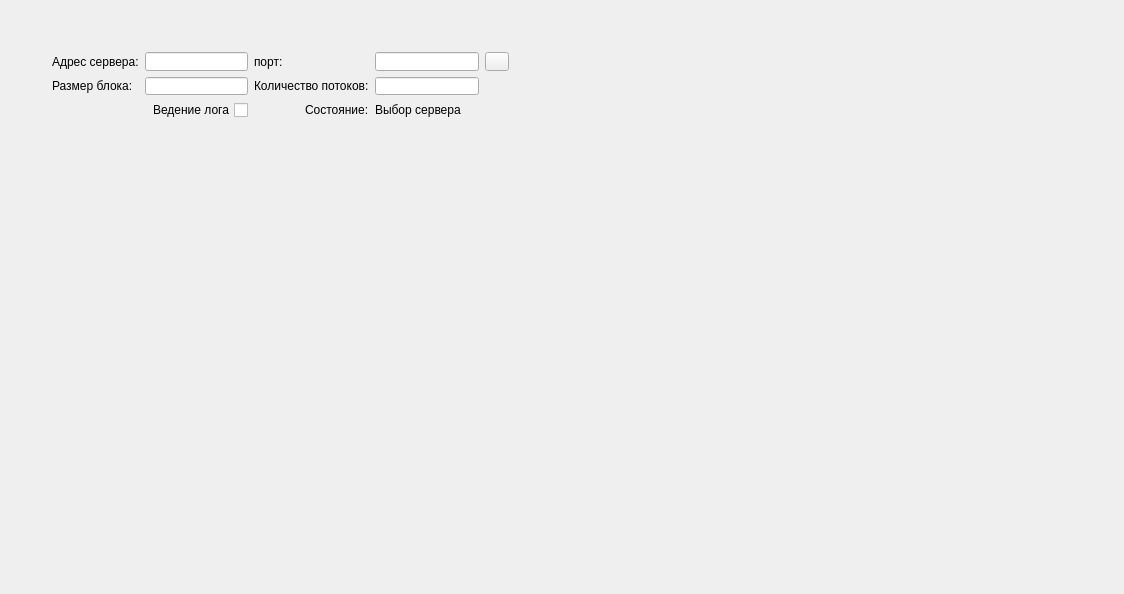
Old version of the form client/prS63BruteForceClient/prS63BruteForceClient.ui in the repository zaqwsx1277/prS63BruteForce.
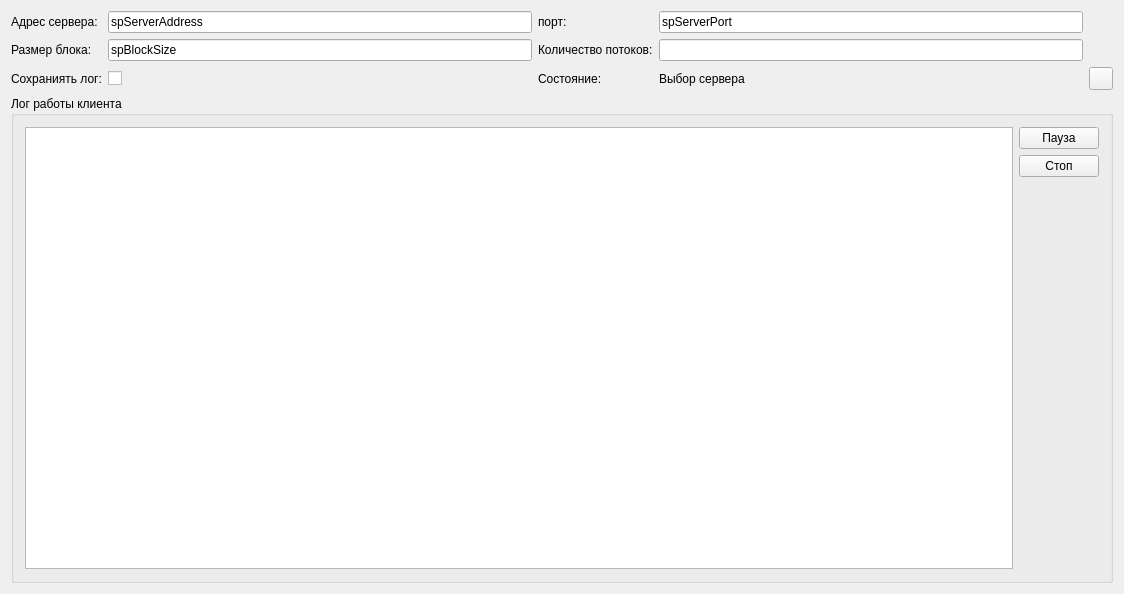
New version of the form. Icons and pictures are not drawn.

Commit message: Начата обработка формы клиента

Diff of the .ui file:
```diff
--- a/client/prS63BruteForceClient/prS63BruteForceClient.ui
+++ b/client/prS63BruteForceClient/prS63BruteForceClient.ui
@@ -14,16 +14,9 @@
    <string>prS63BruteForceClient</string>
   </property>
   <widget class="QWidget" name="centralWidget">
-   <widget class="QWidget" name="">
-    <property name="geometry">
-     <rect>
-      <x>41</x>
-      <y>41</y>
-      <width>479</width>
-      <height>89</height>
-     </rect>
-    </property>
-    <layout class="QGridLayout" name="gridLayout">
+   <layout class="QGridLayout" name="gridLayout_3">
+    <item row="0" column="0">
+     <layout class="QGridLayout" name="gridLayout_2">
      <item row="0" column="0">
       <widget class="QLabel" name="label">
        <property name="text">
@@ -32,7 +25,11 @@
       </widget>
      </item>
      <item row="0" column="1">
-      <widget class="QLineEdit" name="lineEdit"/>
+       <widget class="QLineEdit" name="spServerAddress">
+        <property name="text">
+         <string>spServerAddress</string>
+        </property>
+       </widget>
      </item>
      <item row="0" column="2">
       <widget class="QLabel" name="label_2">
@@ -41,13 +38,10 @@
        </property>
       </widget>
      </item>
-     <item row="0" column="4">
-      <widget class="QLineEdit" name="lineEdit_2"/>
-     </item>
-     <item row="0" column="5">
-      <widget class="QToolButton" name="toolButton">
+      <item row="0" column="3">
+       <widget class="QLineEdit" name="spServerPort">
        <property name="text">
-        <string/>
+         <string>spServerPort</string>
        </property>
       </widget>
      </item>
@@ -59,44 +53,125 @@
       </widget>
      </item>
      <item row="1" column="1">
-      <widget class="QLineEdit" name="lineEdit_3"/>
-     </item>
-     <item row="1" column="2" colspan="2">
+       <widget class="QLineEdit" name="spBlockSize">
+        <property name="text">
+         <string>spBlockSize</string>
+        </property>
+        <property name="readOnly">
+         <bool>true</bool>
+        </property>
+       </widget>
+      </item>
+      <item row="1" column="2">
       <widget class="QLabel" name="label_4">
        <property name="text">
         <string>&lt;html&gt;&lt;head/&gt;&lt;body&gt;&lt;p&gt;Количество потоков:&lt;/p&gt;&lt;/body&gt;&lt;/html&gt;</string>
        </property>
       </widget>
      </item>
-     <item row="1" column="4">
+      <item row="1" column="3">
       <widget class="QLineEdit" name="lineEdit_4"/>
      </item>
-     <item row="2" column="3">
+      <item row="2" column="0">
+       <widget class="QLabel" name="label_7">
+        <property name="text">
+         <string>Сохраниять лог:</string>
+        </property>
+       </widget>
+      </item>
+      <item row="2" column="1">
+       <widget class="QCheckBox" name="checkBox">
+        <property name="layoutDirection">
+         <enum>Qt::LeftToRight</enum>
+        </property>
+        <property name="text">
+         <string/>
+        </property>
+       </widget>
+      </item>
+      <item row="2" column="2">
       <widget class="QLabel" name="label_5">
        <property name="text">
         <string>Состояние:</string>
        </property>
       </widget>
      </item>
-     <item row="2" column="4">
+      <item row="2" column="3">
       <widget class="QLabel" name="label_6">
        <property name="text">
         <string>Выбор сервера</string>
        </property>
       </widget>
      </item>
-     <item row="2" column="0" colspan="2">
-      <widget class="QCheckBox" name="checkBox">
-       <property name="layoutDirection">
-        <enum>Qt::RightToLeft</enum>
-       </property>
+      <item row="2" column="4">
+       <widget class="QToolButton" name="toolButton">
+        <property name="text">
+         <string/>
+        </property>
+        <property name="icon">
+         <iconset resource="../../res/resources.qrc">
+          <normaloff>:/icones/icones/run.png</normaloff>:/icones/icones/run.png</iconset>
+        </property>
+       </widget>
+      </item>
+     </layout>
+    </item>
+    <item row="1" column="0">
+     <widget class="QGroupBox" name="groupBox">
+      <property name="title">
+       <string>Лог работы клиента</string>
+      </property>
+      <layout class="QGridLayout" name="gridLayout">
+       <item row="0" column="0">
+        <layout class="QHBoxLayout" name="horizontalLayout">
+         <item>
+          <widget class="QTableView" name="tableView"/>
+         </item>
+         <item>
+          <layout class="QVBoxLayout" name="verticalLayout">
+           <item>
+            <widget class="QPushButton" name="pushButton">
        <property name="text">
-        <string>Ведение лога</string>
-       </property>
-      </widget>
-     </item>
-    </layout>
-   </widget>
+              <string>Пауза</string>
+             </property>
+             <property name="icon">
+              <iconset>
+               <normaloff>../../res/icones/pause.png</normaloff>../../res/icones/pause.png</iconset>
+             </property>
+            </widget>
+           </item>
+           <item>
+            <widget class="QPushButton" name="pushButton_2">
+             <property name="text">
+              <string>Стоп</string>
+             </property>
+             <property name="icon">
+              <iconset resource="../../res/resources.qrc">
+               <normaloff>:/icones/icones/cancelar.png</normaloff>:/icones/icones/cancelar.png</iconset>
+             </property>
+            </widget>
+           </item>
+           <item>
+            <spacer name="verticalSpacer">
+             <property name="orientation">
+              <enum>Qt::Vertical</enum>
+             </property>
+             <property name="sizeHint" stdset="0">
+              <size>
+               <width>20</width>
+               <height>40</height>
+              </size>
+             </property>
+            </spacer>
+           </item>
+          </layout>
+         </item>
+        </layout>
+       </item>
+      </layout>
+     </widget>
+    </item>
+   </layout>
   </widget>
  </widget>
  <layoutdefault spacing="6" margin="11"/>
```
Left out of the diff: 6 changed lines with no effect on the pictures. Lines whose indentation alone changed are shown as unchanged. The commit also changes 19 other files.
